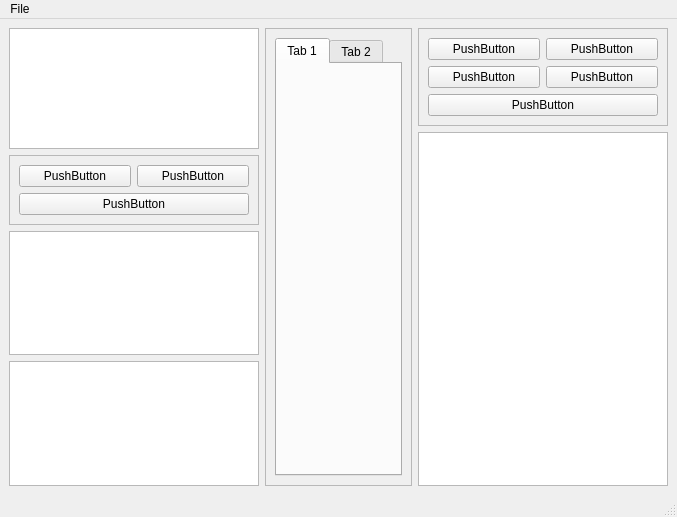
First picture: the form in ui/basic.ui, repository slaclab/paws, before the edit.
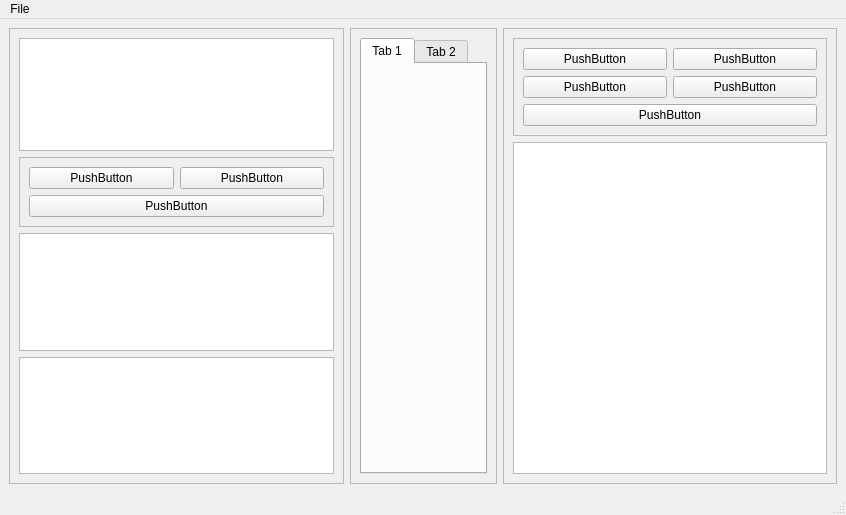
Second picture: the form after the edit.

Commit message: fixed up the ui frame size issues

What changed in the file:
```diff
--- a/ui/basic.ui
+++ b/ui/basic.ui
@@ -6,8 +6,8 @@
    <rect>
     <x>0</x>
     <y>0</y>
-    <width>677</width>
-    <height>517</height>
+    <width>846</width>
+    <height>515</height>
    </rect>
   </property>
   <property name="windowTitle">
@@ -16,7 +16,14 @@
   <widget class="QWidget" name="centralwidget">
    <layout class="QHBoxLayout" name="horizontalLayout">
     <item>
-     <layout class="QVBoxLayout" name="verticalLayout_2">
+     <widget class="QFrame" name="left_frame">
+      <property name="frameShape">
+       <enum>QFrame::StyledPanel</enum>
+      </property>
+      <property name="frameShadow">
+       <enum>QFrame::Raised</enum>
+      </property>
+      <layout class="QVBoxLayout" name="verticalLayout">
       <item>
        <widget class="QGraphicsView" name="title_box">
         <property name="enabled">
@@ -77,6 +84,7 @@
        </widget>
       </item>
      </layout>
+     </widget>
     </item>
     <item>
      <layout class="QVBoxLayout" name="verticalLayout_3">
@@ -112,7 +120,14 @@
      </layout>
     </item>
     <item>
-     <layout class="QVBoxLayout" name="workflow_layout">
+     <widget class="QFrame" name="right_frame">
+      <property name="frameShape">
+       <enum>QFrame::StyledPanel</enum>
+      </property>
+      <property name="frameShadow">
+       <enum>QFrame::Raised</enum>
+      </property>
+      <layout class="QVBoxLayout" name="verticalLayout_2">
       <item>
        <widget class="QFrame" name="workflow_button_box">
         <property name="frameShape">
@@ -164,6 +179,7 @@
        <widget class="QTreeView" name="workflow_tree"/>
       </item>
      </layout>
+     </widget>
     </item>
    </layout>
   </widget>
@@ -172,7 +188,7 @@
     <rect>
      <x>0</x>
      <y>0</y>
-     <width>677</width>
+     <width>846</width>
      <height>25</height>
     </rect>
    </property>
```
Lines whose indentation alone changed are shown as unchanged. The commit also changes 5 other files.
